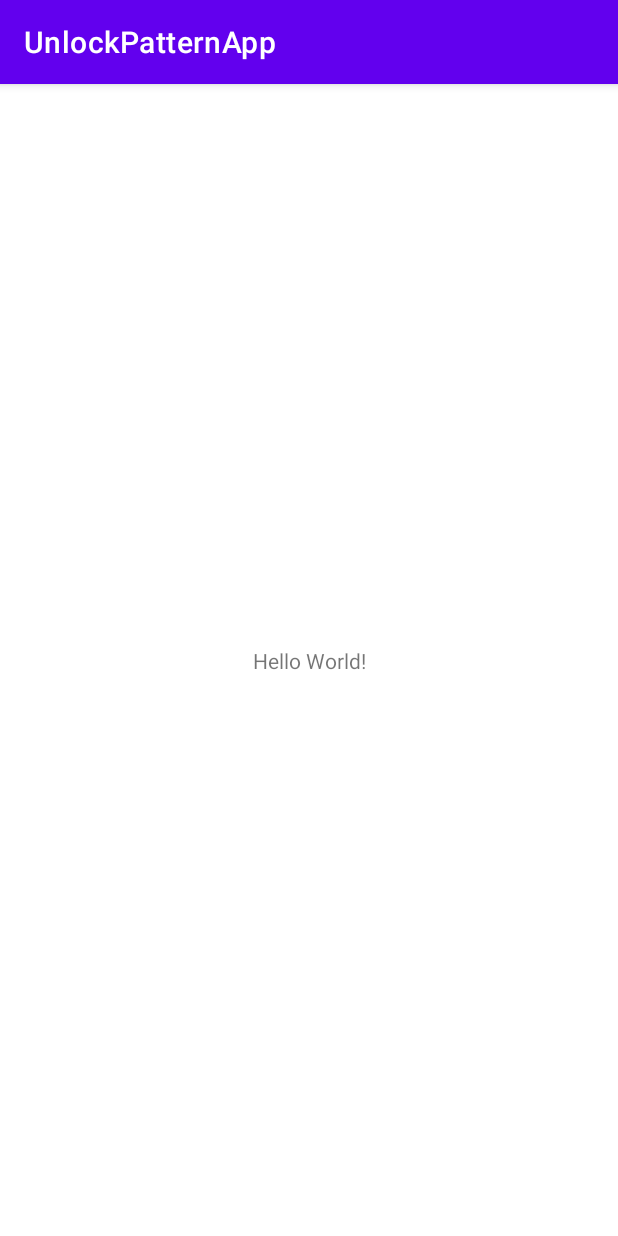
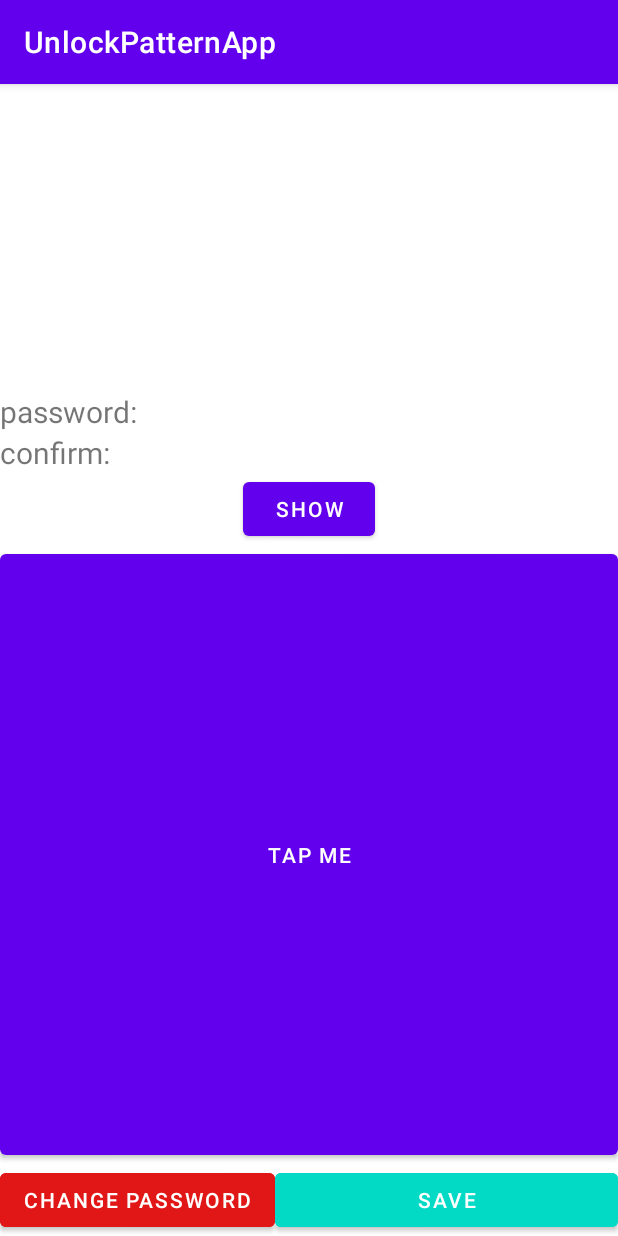
Before and after one commit to lexneo/UnlockPatternApp, an Android app: the screen it shows after launch (MainActivity), on a phone screen of 412 x 824 dp. Run offline under Robolectric (Android 15) with nearby library versions, the phone set to English and light mode, and no system bars.

Commit message:
layout and navigation

```diff
--- a/app/build.gradle
+++ b/app/build.gradle
@@ -29,6 +29,9 @@ android {
     kotlinOptions {
         jvmTarget = '1.8'
     }
+    buildFeatures {
+        viewBinding true
+    }
 }
 
 dependencies {
@@ -37,6 +40,7 @@ dependencies {
     implementation 'androidx.appcompat:appcompat:1.4.2'
     implementation 'com.google.android.material:material:1.6.1'
     implementation 'androidx.constraintlayout:constraintlayout:2.1.4'
+    implementation 'androidx.navigation:navigation-fragment:2.4.2'
     testImplementation 'junit:junit:4.13.2'
     androidTestImplementation 'androidx.test.ext:junit:1.1.3'
     androidTestImplementation 'androidx.test.espresso:espresso-core:3.4.0'
--- /dev/null
+++ b/app/src/main/java/com/lexneoapps/unlockpatternapp/ui/StartFragment.kt
@@ -0,0 +1,35 @@
+package com.lexneoapps.unlockpatternapp.ui
+
+import android.os.Bundle
+import android.view.LayoutInflater
+import android.view.View
+import android.view.ViewGroup
+import androidx.fragment.app.Fragment
+import com.lexneoapps.unlockpatternapp.R
+import com.lexneoapps.unlockpatternapp.databinding.FragmentStartBinding
+
+class StartFragment : Fragment(R.layout.fragment_start) {
+    private var _binding: FragmentStartBinding? = null
+    private val binding get() = _binding!!
+
+    override fun onCreateView(
+        inflater: LayoutInflater,
+        container: ViewGroup?,
+        savedInstanceState: Bundle?
+    ): View? {
+        _binding = FragmentStartBinding.inflate(inflater, container, false)
+        val view = binding.root
+        return view
+    }
+
+    override fun onViewCreated(view: View, savedInstanceState: Bundle?) {
+        super.onViewCreated(view, savedInstanceState)
+
+    }
+
+    override fun onDestroyView() {
+        super.onDestroyView()
+        _binding = null
+
+    }
+}
--- a/app/src/main/res/layout/activity_main.xml
+++ b/app/src/main/res/layout/activity_main.xml
@@ -6,13 +6,16 @@
     android:layout_height="match_parent"
     tools:context=".MainActivity">
 
-    <TextView
-        android:layout_width="wrap_content"
-        android:layout_height="wrap_content"
-        android:text="Hello World!"
+    <androidx.fragment.app.FragmentContainerView
+        android:id="@+id/nav_host_fragment"
+        android:name="androidx.navigation.fragment.NavHostFragment"
+        android:layout_width="match_parent"
+        android:layout_height="0dp"
+        app:defaultNavHost="true"
         app:layout_constraintBottom_toBottomOf="parent"
         app:layout_constraintEnd_toEndOf="parent"
         app:layout_constraintStart_toStartOf="parent"
-        app:layout_constraintTop_toTopOf="parent" />
+        app:layout_constraintTop_toTopOf="parent"
+        app:navGraph="@navigation/nav_graph" />
 
 </androidx.constraintlayout.widget.ConstraintLayout>
--- /dev/null
+++ b/app/src/main/res/layout/fragment_start.xml
@@ -0,0 +1,106 @@
+<?xml version="1.0" encoding="utf-8"?>
+<androidx.constraintlayout.widget.ConstraintLayout xmlns:android="http://schemas.android.com/apk/res/android"
+    xmlns:app="http://schemas.android.com/apk/res-auto"
+    xmlns:tools="http://schemas.android.com/tools"
+    android:layout_width="match_parent"
+    android:layout_height="match_parent">
+
+    <androidx.constraintlayout.widget.Guideline
+        android:id="@+id/guideline2"
+        android:layout_width="wrap_content"
+        android:layout_height="wrap_content"
+        android:orientation="horizontal"
+        app:layout_constraintGuide_percent="0.4" />
+
+    <Button
+        android:id="@+id/tap_button"
+        android:layout_width="0dp"
+        android:layout_height="0dp"
+        android:text="@string/tap_me_text"
+        app:layout_constraintBottom_toTopOf="@+id/save_button"
+        app:layout_constraintEnd_toEndOf="parent"
+        app:layout_constraintStart_toStartOf="parent"
+        app:layout_constraintTop_toTopOf="@+id/guideline2" />
+
+    <Button
+        android:id="@+id/save_button"
+        android:layout_width="0dp"
+        android:layout_height="wrap_content"
+        android:backgroundTint="@color/teal_200"
+        android:text="@string/save_text"
+        app:layout_constraintBottom_toBottomOf="parent"
+        app:layout_constraintEnd_toEndOf="parent"
+        app:layout_constraintStart_toEndOf="@id/change_password" />
+
+    <Button
+        android:id="@+id/change_password"
+        android:layout_width="0dp"
+        android:layout_height="wrap_content"
+        android:backgroundTint="@color/red"
+        android:text="@string/change_password_text"
+        app:layout_constraintBottom_toBottomOf="parent"
+        app:layout_constraintStart_toStartOf="parent" />
+
+    <TextView
+        android:id="@+id/textView"
+        android:layout_width="wrap_content"
+        android:layout_height="wrap_content"
+        android:textSize="24sp"
+        app:layout_constraintBottom_toTopOf="@+id/password_text_view"
+        app:layout_constraintEnd_toEndOf="parent"
+        app:layout_constraintStart_toStartOf="parent"
+        app:layout_constraintTop_toTopOf="parent"
+        tools:text="Select your password by tapping" />
+
+    <TextView
+        android:id="@+id/password_text_view"
+        android:layout_width="wrap_content"
+        android:layout_height="wrap_content"
+        android:text="@string/password_text"
+        android:textSize="20sp"
+        app:layout_constraintBottom_toTopOf="@+id/confirm_password_text_view"
+        app:layout_constraintStart_toStartOf="parent" />
+
+    <TextView
+        android:id="@+id/password_input_text_view"
+        android:layout_width="wrap_content"
+        android:layout_height="wrap_content"
+        android:textSize="20sp"
+
+        app:layout_constraintBottom_toBottomOf="@+id/password_text_view"
+        app:layout_constraintEnd_toEndOf="@id/confirm_password_input_text_view"
+        app:layout_constraintStart_toStartOf="@+id/confirm_password_input_text_view"
+        tools:text="*****" />
+
+    <TextView
+        android:id="@+id/confirm_password_text_view"
+        android:layout_width="wrap_content"
+        android:layout_height="wrap_content"
+        android:text="@string/confirm_text"
+        android:textSize="20sp"
+
+        app:layout_constraintBottom_toTopOf="@+id/show_button"
+        app:layout_constraintStart_toStartOf="parent" />
+
+    <TextView
+        android:id="@+id/confirm_password_input_text_view"
+        android:layout_width="wrap_content"
+        android:layout_height="wrap_content"
+        android:textSize="20sp"
+
+
+        app:layout_constraintBottom_toBottomOf="@+id/confirm_password_text_view"
+        app:layout_constraintEnd_toEndOf="parent"
+        app:layout_constraintStart_toEndOf="@+id/confirm_password_text_view"
+        tools:text="*****" />
+
+    <Button
+        android:id="@+id/show_button"
+        android:layout_width="wrap_content"
+        android:layout_height="wrap_content"
+        android:text="@string/show_text"
+        app:layout_constraintBottom_toTopOf="@+id/tap_button"
+        app:layout_constraintEnd_toEndOf="parent"
+        app:layout_constraintStart_toStartOf="parent" />
+
+</androidx.constraintlayout.widget.ConstraintLayout>
--- /dev/null
+++ b/app/src/main/res/navigation/nav_graph.xml
@@ -0,0 +1,35 @@
+<?xml version="1.0" encoding="utf-8"?>
+<navigation xmlns:android="http://schemas.android.com/apk/res/android"
+    xmlns:app="http://schemas.android.com/apk/res-auto"
+    android:id="@+id/nav_graph.xml"
+    app:startDestination="@id/startFragment">
+
+    <fragment
+        android:id="@+id/startFragment"
+        android:name="com.lexneoapps.unlockpatternapp.ui.StartFragment"
+        android:label="StartFragment" >
+        <action
+            android:id="@+id/action_startFragment_to_checkPasswordFragment"
+            app:destination="@id/checkPasswordFragment"
+            app:popUpTo="@id/startFragment"
+            app:popUpToInclusive="true" />
+    </fragment>
+    <fragment
+        android:id="@+id/secretFragment"
+        android:name="com.lexneoapps.unlockpatternapp.ui.SecretFragment"
+        android:label="SecretFragment" >
+        <action
+            android:id="@+id/action_secretFragment_to_startFragment"
+            app:destination="@id/startFragment"
+            app:popUpTo="@id/startFragment"
+            app:popUpToInclusive="true" />
+    </fragment>
+    <fragment
+        android:id="@+id/checkPasswordFragment"
+        android:name="com.lexneoapps.unlockpatternapp.ui.CheckPasswordFragment"
+        android:label="CheckPasswordFragment" >
+        <action
+            android:id="@+id/action_checkPasswordFragment_to_secretFragment"
+            app:destination="@id/secretFragment" />
+    </fragment>
+</navigation>
--- a/app/src/main/res/values/colors.xml
+++ b/app/src/main/res/values/colors.xml
@@ -7,4 +7,5 @@
     <color name="teal_700">#FF018786</color>
     <color name="black">#FF000000</color>
     <color name="white">#FFFFFFFF</color>
+    <color name="red">#E11717</color>
 </resources>
--- a/app/src/main/res/values/strings.xml
+++ b/app/src/main/res/values/strings.xml
@@ -1,3 +1,14 @@
 <resources>
     <string name="app_name">UnlockPatternApp</string>
+    <string name="save_text">save</string>
+    <string name="tap_me_text">Tap me</string>
+    <string name="show_text">Show</string>
+    <string name="password_text">password:</string>
+    <string name="confirm_text">confirm:</string>
+    <string name="change_password_text">change password</string>
+    <string name="check_text">check</string>
+    <string name="reset_text">reset</string>
+    <string name="super_secret_text_view_text">Super secret text view</string>
+    <string name="reset_password_text">reset password</string>
+
 </resources>
```
Also changed, not shown: app/src/main/java/com/lexneoapps/unlockpatternapp/ui/CheckPasswordFragment.kt (added, +35 -0 lines), app/src/main/java/com/lexneoapps/unlockpatternapp/ui/SecretFragment.kt (added, +35 -0 lines), app/src/main/res/layout/fragment_check_password.xml (added, +56 -0 lines), app/src/main/res/layout/fragment_secret.xml (added, +27 -0 lines).
